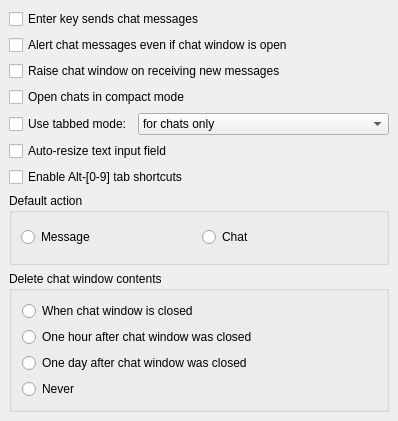
First picture: the form in src/options/opt_chat.ui, repository psi-im/psi, before the edit.
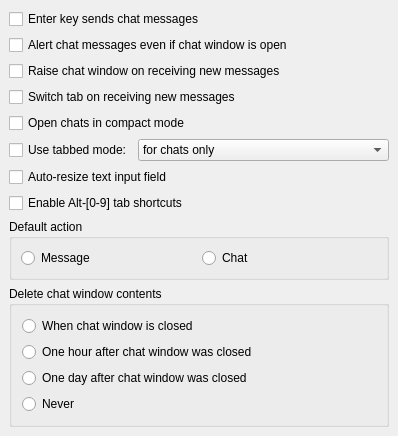
Second picture: the form after the edit.

Commit message: Applied Psi+ patch 1400-psi-switch-tab-on-new-message.diff

```diff
--- a/src/options/opt_chat.ui
+++ b/src/options/opt_chat.ui
@@ -40,6 +40,13 @@
      </property>
     </widget>
    </item>
+   <item>
+    <widget class="QCheckBox" name="ck_switchTabOnMessage" >
+     <property name="text" >
+      <string>Switch tab on receiving new messages</string>
+     </property>
+    </widget>
+   </item>
    <item>
     <widget class="QCheckBox" name="ck_smallChats" >
      <property name="text" >
```
The commit also changes 3 other files.
